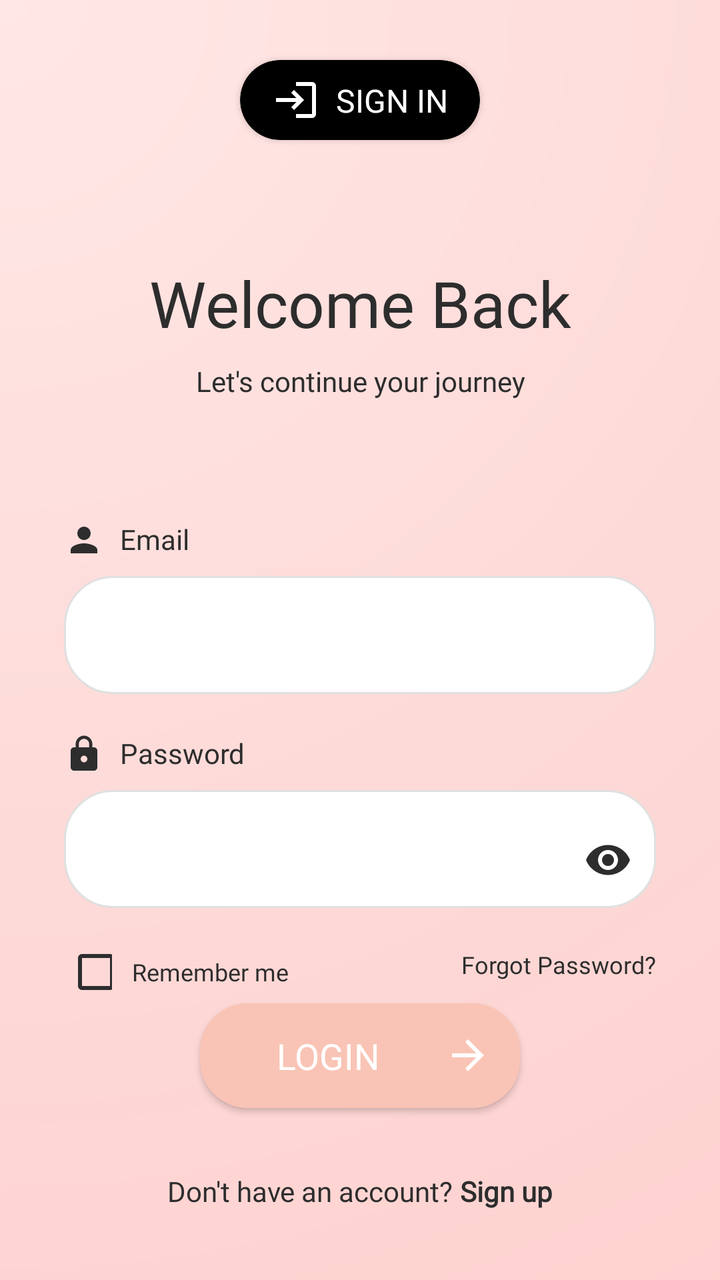
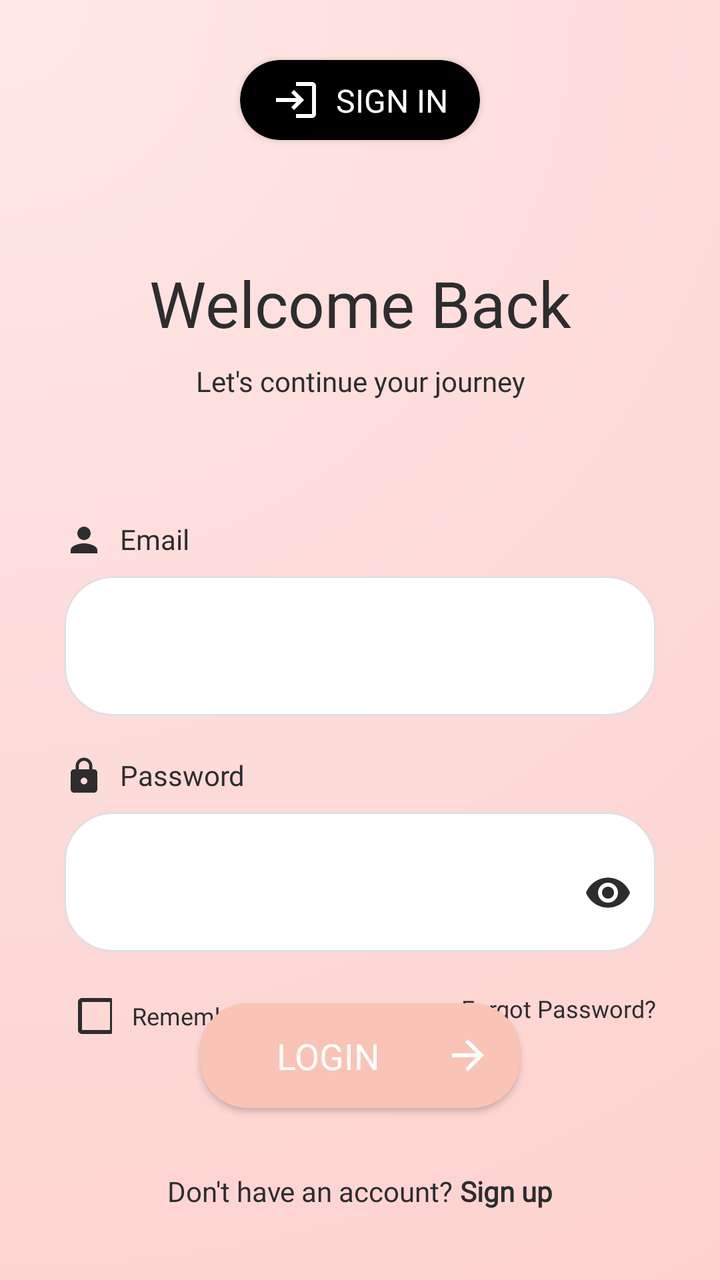

The first picture is an Android layout as it rendered before a commit; the second is the same layout after the commit. The layout source and the unified diff follow.
<!-- AndroidManifest.xml: application theme Theme.SafeHer -->
<!-- res/layout/fragment_login.xml -->
<?xml version="1.0" encoding="utf-8"?>
<androidx.constraintlayout.widget.ConstraintLayout xmlns:android="http://schemas.android.com/apk/res/android"
    xmlns:app="http://schemas.android.com/apk/res-auto"
    xmlns:tools="http://schemas.android.com/tools"
    android:layout_width="match_parent"
    android:layout_height="match_parent"
    android:background="@drawable/gradient_background">

    
    <com.airbnb.lottie.LottieAnimationView
        android:id="@+id/welcomeAnimation"
        android:layout_width="1dp"
        android:layout_height="1dp"
        android:alpha="0"
        app:layout_constraintTop_toTopOf="parent"
        app:layout_constraintStart_toStartOf="parent"
        app:lottie_autoPlay="false"
        app:lottie_loop="false"
        app:lottie_rawRes="@raw/welcome_animation" />

    
    <androidx.cardview.widget.CardView
        android:id="@+id/loginHeaderCard"
        android:layout_width="wrap_content"
        android:layout_height="wrap_content"
        android:layout_marginTop="30dp"
        app:cardBackgroundColor="#000000"
        app:cardCornerRadius="20dp"
        app:layout_constraintEnd_toEndOf="parent"
        app:layout_constraintStart_toStartOf="parent"
        app:layout_constraintTop_toTopOf="parent">

        <androidx.constraintlayout.widget.ConstraintLayout
            android:layout_width="wrap_content"
            android:layout_height="wrap_content"
            android:paddingHorizontal="16dp"
            android:paddingVertical="8dp">

            <ImageView
                android:id="@+id/loginIcon"
                android:layout_width="24dp"
                android:layout_height="24dp"
                android:src="@drawable/ic_login"
                app:layout_constraintBottom_toBottomOf="parent"
                app:layout_constraintStart_toStartOf="parent"
                app:layout_constraintTop_toTopOf="parent"
                app:layout_constraintVertical_bias="0.333"
                app:tint="#FFFFFF" />

            <TextView
                android:layout_width="wrap_content"
                android:layout_height="wrap_content"
                android:layout_marginStart="8dp"
                android:fontFamily="@font/poppins_medium"
                android:text="SIGN IN"
                android:textColor="#FFFFFF"
                android:textSize="16sp"
                app:layout_constraintBottom_toBottomOf="parent"
                app:layout_constraintEnd_toEndOf="parent"
                app:layout_constraintStart_toEndOf="@id/loginIcon"
                app:layout_constraintTop_toTopOf="parent" />
        </androidx.constraintlayout.widget.ConstraintLayout>
    </androidx.cardview.widget.CardView>

    
    <androidx.appcompat.widget.AppCompatTextView
        android:id="@+id/welcomeTitle"
        android:layout_width="wrap_content"
        android:layout_height="wrap_content"
        android:layout_marginTop="60dp"
        android:fontFamily="@font/poppins_semibold"
        android:text="Welcome Back"
        android:textColor="#2D2D2D"
        android:textSize="32sp"
        app:layout_constraintEnd_toEndOf="parent"
        app:layout_constraintStart_toStartOf="parent"
        app:layout_constraintTop_toBottomOf="@id/loginHeaderCard" />

    
    <androidx.appcompat.widget.AppCompatTextView
        android:id="@+id/welcomeSubtitle"
        android:layout_width="wrap_content"
        android:layout_height="wrap_content"
        android:layout_marginTop="8dp"
        android:fontFamily="@font/poppins_regular"
        android:text="Let's continue your journey"
        android:textAlignment="center"
        android:textColor="#2D2D2D"
        android:textSize="14sp"
        app:layout_constraintEnd_toEndOf="parent"
        app:layout_constraintStart_toStartOf="parent"
        app:layout_constraintTop_toBottomOf="@id/welcomeTitle" />

    
    <LinearLayout
        android:id="@+id/form_container"
        android:layout_width="match_parent"
        android:layout_height="wrap_content"
        android:layout_marginHorizontal="32dp"
        android:layout_marginTop="60dp"
        android:orientation="vertical"
        app:layout_constraintTop_toBottomOf="@id/welcomeSubtitle">

        
        <LinearLayout
            android:layout_width="match_parent"
            android:layout_height="wrap_content"
            android:orientation="vertical"
            android:layout_marginBottom="20dp">

            <LinearLayout
                android:layout_width="wrap_content"
                android:layout_height="wrap_content"
                android:orientation="horizontal"
                android:layout_marginBottom="8dp">

                <ImageView
                    android:layout_width="20dp"
                    android:layout_height="20dp"
                    android:src="@drawable/ic_person"
                    app:tint="#2D2D2D" />

                <TextView
                    android:layout_width="wrap_content"
                    android:layout_height="wrap_content"
                    android:layout_marginStart="8dp"
                    android:fontFamily="@font/poppins_medium"
                    android:text="Email"
                    android:textColor="#2D2D2D"
                    android:textSize="14sp" />
            </LinearLayout>

            <com.google.android.material.textfield.TextInputLayout
                android:id="@+id/emailInputLayout"
                style="@style/Widget.MaterialComponents.TextInputLayout.OutlinedBox"
                android:layout_width="match_parent"
                android:layout_height="wrap_content"
                android:background="@drawable/rounded_edittext_bg"
                app:boxBackgroundMode="none">

                <com.google.android.material.textfield.TextInputEditText
                    android:id="@+id/emailEditText"
                    android:layout_width="match_parent"
                    android:layout_height="48dp"
                    android:background="@null"
                    android:fontFamily="@font/poppins_regular"
                    android:inputType="text"
                    android:paddingHorizontal="16dp"
                    android:textColor="#2D2D2D"
                    android:textSize="14sp" />
            </com.google.android.material.textfield.TextInputLayout>
        </LinearLayout>

        
        <LinearLayout
            android:layout_width="match_parent"
            android:layout_height="wrap_content"
            android:orientation="vertical"
            android:layout_marginBottom="20dp">

            <LinearLayout
                android:layout_width="wrap_content"
                android:layout_height="wrap_content"
                android:orientation="horizontal"
                android:layout_marginBottom="8dp">

                <ImageView
                    android:layout_width="20dp"
                    android:layout_height="20dp"
                    android:src="@drawable/ic_lock"
                    app:tint="#2D2D2D" />

                <TextView
                    android:layout_width="wrap_content"
                    android:layout_height="wrap_content"
                    android:layout_marginStart="8dp"
                    android:fontFamily="@font/poppins_medium"
                    android:text="Password"
                    android:textColor="#2D2D2D"
                    android:textSize="14sp" />
            </LinearLayout>

            <com.google.android.material.textfield.TextInputLayout
                android:id="@+id/passwordInputLayout"
                style="@style/Widget.MaterialComponents.TextInputLayout.OutlinedBox"
                android:layout_width="match_parent"
                android:layout_height="wrap_content"
                android:background="@drawable/rounded_edittext_bg"
                app:boxBackgroundMode="none"
                app:endIconMode="password_toggle"
                app:endIconTint="#2D2D2D">

                <com.google.android.material.textfield.TextInputEditText
                    android:id="@+id/passwordEditText"
                    android:layout_width="match_parent"
                    android:layout_height="48dp"
                    android:background="@null"
                    android:fontFamily="@font/poppins_regular"
                    android:inputType="textPassword"
                    android:paddingHorizontal="16dp"
                    android:textColor="#2D2D2D"
                    android:textSize="14sp" />
            </com.google.android.material.textfield.TextInputLayout>
        </LinearLayout>

        
        <LinearLayout
            android:layout_width="match_parent"
            android:layout_height="wrap_content"
            android:orientation="horizontal"
            android:layout_marginBottom="30dp">

            <LinearLayout
                android:layout_width="0dp"
                android:layout_height="wrap_content"
                android:layout_weight="1"
                android:orientation="horizontal"
                android:gravity="start|center_vertical">

                <androidx.appcompat.widget.AppCompatCheckBox
                    android:id="@+id/rememberMeCheckbox"
                    android:layout_width="24dp"
                    android:layout_height="24dp"
                    android:buttonTint="#2D2D2D" />

                <TextView
                    android:layout_width="wrap_content"
                    android:layout_height="wrap_content"
                    android:fontFamily="@font/poppins_regular"
                    android:layout_marginLeft="10dp"
                    android:text="Remember me"
                    android:textColor="#2D2D2D"
                    android:textSize="12sp" />
            </LinearLayout>

            <androidx.appcompat.widget.AppCompatTextView
                android:id="@+id/forgotPasswordText"
                android:layout_width="wrap_content"
                android:layout_height="wrap_content"
                android:fontFamily="@font/poppins_medium"
                android:text="Forgot Password?"
                android:textColor="#2D2D2D"
                android:textSize="12sp" />
        </LinearLayout>
    </LinearLayout>

    
    <LinearLayout
        android:layout_width="wrap_content"
        android:layout_height="wrap_content"
        android:layout_marginBottom="35dp"
        android:orientation="horizontal"
        app:layout_constraintBottom_toBottomOf="parent"
        app:layout_constraintEnd_toEndOf="parent"
        app:layout_constraintStart_toStartOf="parent">

        <androidx.appcompat.widget.AppCompatTextView
            android:layout_width="wrap_content"
            android:layout_height="wrap_content"
            android:fontFamily="@font/poppins_regular"
            android:text="Don't have an account? "
            android:textColor="#2D2D2D" />

        <androidx.appcompat.widget.AppCompatTextView
            android:id="@+id/signUpText"
            android:layout_width="wrap_content"
            android:layout_height="wrap_content"
            android:fontFamily="@font/poppins_medium"
            android:text="Sign up"
            android:textColor="#2D2D2D"
            android:textStyle="bold" />
    </LinearLayout>

    
    <com.google.android.material.button.MaterialButton
        android:id="@+id/loginButton"
        style="@style/BloomsButton"
        android:layout_width="0dp"
        android:layout_height="wrap_content"
        android:layout_marginHorizontal="100dp"
        android:layout_marginBottom="80dp"
        android:fontFamily="@font/poppins_medium"
        android:paddingHorizontal="30dp"
        android:text="LOGIN"
        android:backgroundTint="#F9C4B5"
        android:textColor="#FFFFFF"
        app:cornerRadius="24dp"
        app:icon="@drawable/ic_arrow_forward"
        app:iconGravity="end"
        app:iconTint="#FFFFFF"
        app:layout_constraintBottom_toBottomOf="parent"
        app:layout_constraintEnd_toEndOf="parent"
        app:layout_constraintStart_toStartOf="parent" />

</androidx.constraintlayout.widget.ConstraintLayout>
<!-- resources referenced by this layout -->
<resources>
  <!-- drawable gradient_background (drawable) -->
  <?xml version="1.0" encoding="utf-8"?>
  <shape xmlns:android="http://schemas.android.com/apk/res/android">
      <gradient
          android:type="radial"
          android:gradientRadius="250%p"
          android:centerX="0"
          android:centerY="0"
          android:startColor="#FFE8E6"
          android:centerColor="#FDD9D7"
          android:endColor="#FFCECB" />
  </shape>
  <!-- drawable ic_arrow_forward (drawable) -->
  <?xml version="1.0" encoding="utf-8"?>
  <vector xmlns:android="http://schemas.android.com/apk/res/android"
      android:width="24dp"
      android:height="24dp"
      android:viewportWidth="24"
      android:viewportHeight="24">
      <path
          android:fillColor="#FFFFFF"
          android:pathData="M12,4l-1.41,1.41L16.17,11H4v2h12.17l-5.58,5.59L12,20l8,-8z"/>
  </vector>
  <!-- drawable ic_lock (drawable) -->
  <?xml version="1.0" encoding="utf-8"?>
  <vector xmlns:android="http://schemas.android.com/apk/res/android"
      android:width="24dp"
      android:height="24dp"
      android:viewportWidth="24"
      android:viewportHeight="24">
      <path
          android:fillColor="#FFFFFF"
          android:pathData="M18,8h-1L17,6c0,-2.76 -2.24,-5 -5,-5S7,3.24 7,6v2L6,8c-1.1,0 -2,0.9 -2,2v10c0,1.1 0.9,2 2,2h12c1.1,0 2,-0.9 2,-2L20,10c0,-1.1 -0.9,-2 -2,-2zM12,17c-1.1,0 -2,-0.9 -2,-2s0.9,-2 2,-2 2,0.9 2,2 -0.9,2 -2,2zM15.1,8L8.9,8L8.9,6c0,-1.71 1.39,-3.1 3.1,-3.1 1.71,0 3.1,1.39 3.1,3.1v2z"/>
  </vector>
  <!-- drawable ic_login (drawable) -->
  <?xml version="1.0" encoding="utf-8"?>
  <vector xmlns:android="http://schemas.android.com/apk/res/android"
      android:width="24dp"
      android:height="24dp"
      android:viewportWidth="24"
      android:viewportHeight="24">
      <path
          android:fillColor="#FFFFFF"
          android:pathData="M11,7L9.6,8.4l2.6,2.6H2v2h10.2l-2.6,2.6L11,17l5,-5L11,7zM20,19h-8v2h8c1.1,0 2,-0.9 2,-2V5c0,-1.1 -0.9,-2 -2,-2h-8v2h8V19z"/>
  </vector>
  <!-- drawable ic_person (drawable) -->
  <?xml version="1.0" encoding="utf-8"?>
  <vector xmlns:android="http://schemas.android.com/apk/res/android"
      android:width="24dp"
      android:height="24dp"
      android:viewportWidth="24"
      android:viewportHeight="24">
      <path
          android:fillColor="#FFFFFF"
          android:pathData="M12,12c2.21,0 4,-1.79 4,-4s-1.79,-4 -4,-4 -4,1.79 -4,4 1.79,4 4,4zM12,14c-2.67,0 -8,1.34 -8,4v2h16v-2c0,-2.66 -5.33,-4 -8,-4z"/>
  </vector>
  <!-- drawable rounded_edittext_bg (drawable) -->
  <?xml version="1.0" encoding="utf-8"?>
  <shape xmlns:android="http://schemas.android.com/apk/res/android">
      <solid android:color="#FFFFFF" />
      <corners android:radius="24dp" />
      <stroke android:width="1dp" android:color="#E0E0E0" />
  </shape>
  <style name="BloomsButton" parent="Widget.MaterialComponents.Button">
          <item name="android:layout_width">0dp</item>
          <item name="android:layout_height">wrap_content</item>
          <item name="android:layout_marginHorizontal">50dp</item>
          <item name="android:fontFamily">@font/poppins_medium</item>
          <item name="android:letterSpacing">0</item>
          <item name="android:padding">14dp</item>
          <item name="android:textAllCaps">false</item>
          <item name="android:textColor">@color/second_white</item>
          <item name="android:textSize" tools:ignore="SpUsage">18dp</item>
          <item name="cornerRadius">30dp</item>
          <item name="backgroundTint">@color/button_pink</item>
      </style>
  <style name="Theme.SafeHer" parent="Base.Theme.SafeHer" />
  <color name="second_white">#FBFBFB</color>
  <color name="button_pink">#f3a890</color>
  <style name="Base.Theme.SafeHer" parent="Theme.MaterialComponents.NoActionBar">
          
          
      </style>
</resources>

<!-- the commit's change to res/layout/fragment_login.xml (unified diff, before → after) -->
@@ -141,7 +141,7 @@
                 <com.google.android.material.textfield.TextInputEditText
                     android:id="@+id/emailEditText"
                     android:layout_width="match_parent"
-                    android:layout_height="48dp"
+                    android:layout_height="59dp"
                     android:background="@null"
                     android:fontFamily="@font/poppins_regular"
                     android:inputType="text"
@@ -193,7 +193,7 @@
                 <com.google.android.material.textfield.TextInputEditText
                     android:id="@+id/passwordEditText"
                     android:layout_width="match_parent"
-                    android:layout_height="48dp"
+                    android:layout_height="59dp"
                     android:background="@null"
                     android:fontFamily="@font/poppins_regular"
                     android:inputType="textPassword"
